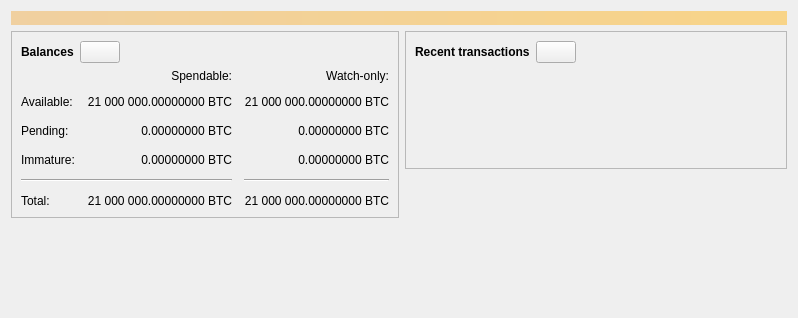
The window that src/qt/forms/overviewpage.ui (GumFruit/cpuchain) describes before a commit, drawn with Qt 5.
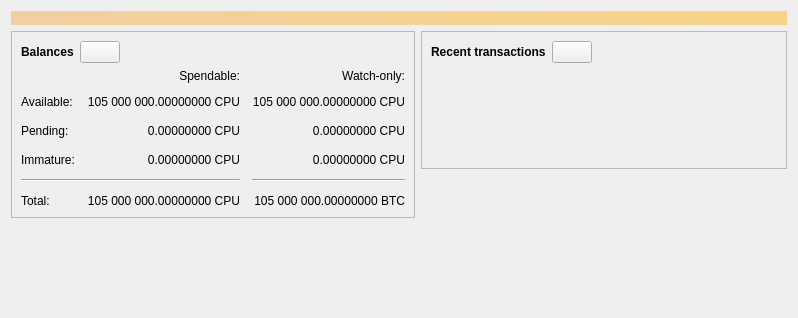
The same window after the commit. Icons and pictures are not drawn. Custom widgets are drawn as their Qt base class.

Diff of the .ui file:
```diff
--- a/src/qt/forms/overviewpage.ui
+++ b/src/qt/forms/overviewpage.ui
@@ -120,7 +120,7 @@
                <string>Unconfirmed transactions to watch-only addresses</string>
               </property>
               <property name="text">
-               <string notr="true">0.00000000 BTC</string>
+               <string notr="true">0.00000000 CPU</string>
               </property>
               <property name="alignment">
                <set>Qt::AlignRight|Qt::AlignTrailing|Qt::AlignVCenter</set>
@@ -139,7 +139,7 @@
                <string>Total of transactions that have yet to be confirmed, and do not yet count toward the spendable balance</string>
               </property>
               <property name="text">
-               <string notr="true">0.00000000 BTC</string>
+               <string notr="true">0.00000000 CPU</string>
               </property>
               <property name="alignment">
                <set>Qt::AlignRight|Qt::AlignTrailing|Qt::AlignVCenter</set>
@@ -158,7 +158,7 @@
                <string>Mined balance in watch-only addresses that has not yet matured</string>
               </property>
               <property name="text">
-               <string notr="true">0.00000000 BTC</string>
+               <string notr="true">0.00000000 CPU</string>
               </property>
               <property name="alignment">
                <set>Qt::AlignRight|Qt::AlignTrailing|Qt::AlignVCenter</set>
@@ -210,7 +210,7 @@
                <string>Mined balance that has not yet matured</string>
               </property>
               <property name="text">
-               <string notr="true">0.00000000 BTC</string>
+               <string notr="true">0.00000000 CPU</string>
               </property>
               <property name="alignment">
                <set>Qt::AlignRight|Qt::AlignTrailing|Qt::AlignVCenter</set>
@@ -249,7 +249,7 @@
                <string>Your current total balance</string>
               </property>
               <property name="text">
-               <string notr="true">21 000 000.00000000 BTC</string>
+               <string notr="true">105 000 000.00000000 CPU</string>
               </property>
               <property name="alignment">
                <set>Qt::AlignRight|Qt::AlignTrailing|Qt::AlignVCenter</set>
@@ -268,7 +268,7 @@
                <string>Current total balance in watch-only addresses</string>
               </property>
               <property name="text">
-               <string notr="true">21 000 000.00000000 BTC</string>
+               <string notr="true">105 000 000.00000000 BTC</string>
               </property>
               <property name="alignment">
                <set>Qt::AlignRight|Qt::AlignTrailing|Qt::AlignVCenter</set>
@@ -304,7 +304,7 @@
                <string>Your current spendable balance</string>
               </property>
               <property name="text">
-               <string notr="true">21 000 000.00000000 BTC</string>
+               <string notr="true">105 000 000.00000000 CPU</string>
               </property>
               <property name="alignment">
                <set>Qt::AlignRight|Qt::AlignTrailing|Qt::AlignVCenter</set>
@@ -323,7 +323,7 @@
                <string>Your current balance in watch-only addresses</string>
               </property>
               <property name="text">
-               <string notr="true">21 000 000.00000000 BTC</string>
+               <string notr="true">105 000 000.00000000 CPU</string>
               </property>
               <property name="alignment">
                <set>Qt::AlignRight|Qt::AlignTrailing|Qt::AlignVCenter</set>
```
Left out of the diff: 4 changed lines with no effect on the pictures.
